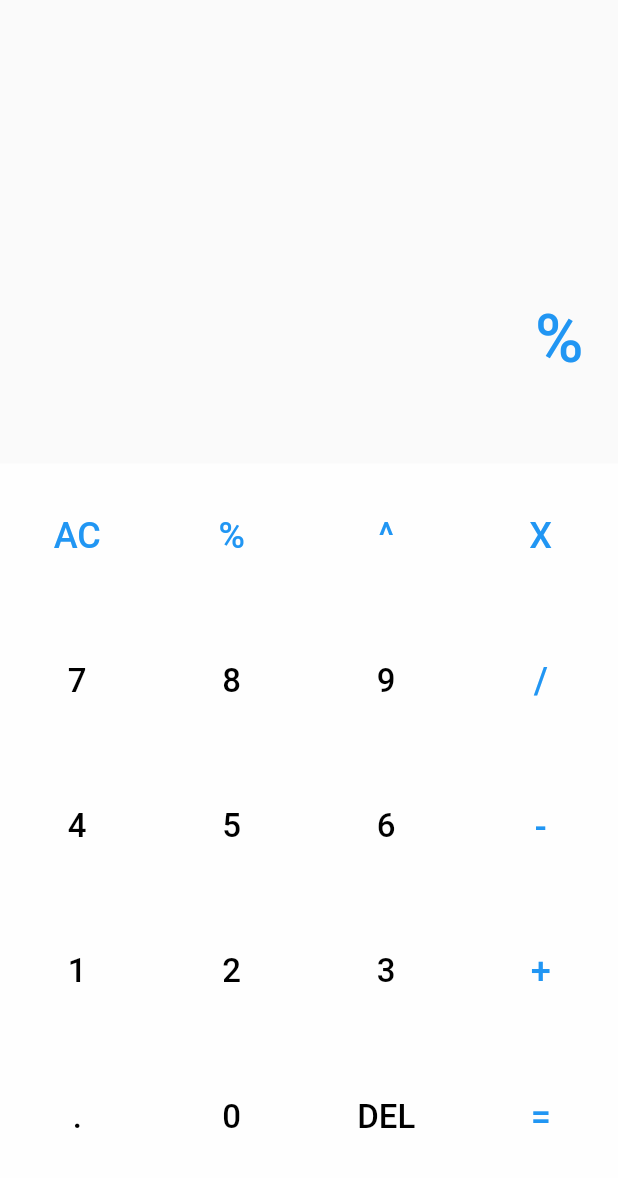
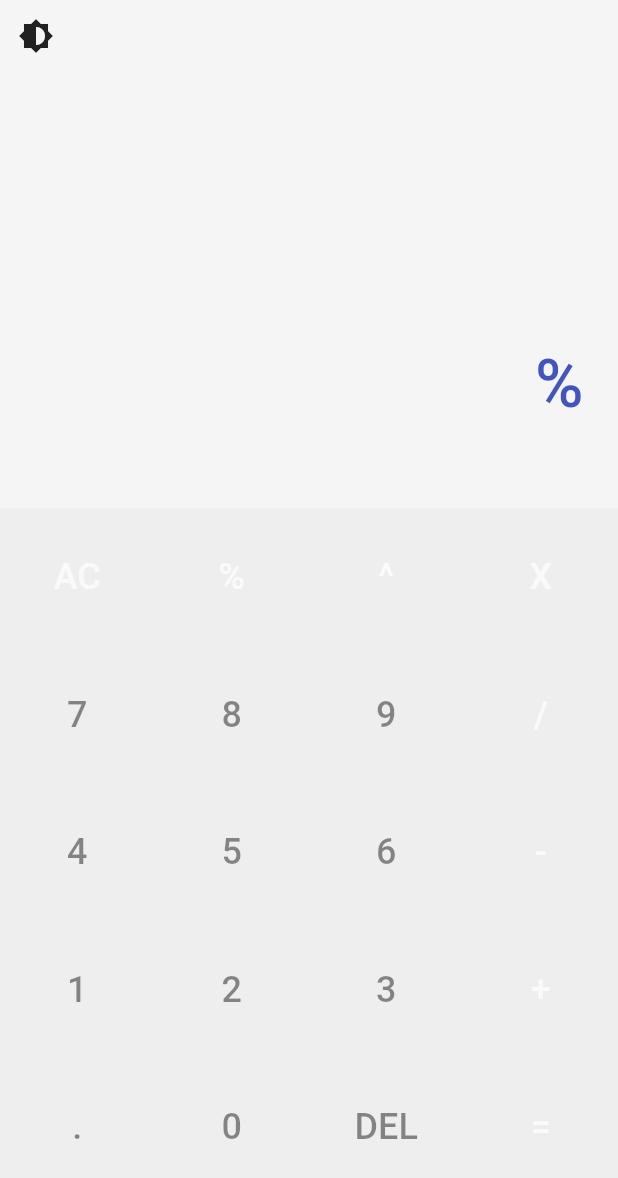
Before and after one commit to Hamdan985/Calculator_UI, a Flutter app: the screen it shows after launch, after a tap on an icon or button, on a phone screen of 412 x 824 dp. Shown: the top 1178 px of the screen. Run offline on Flutter 3.47's test engine with Material 2 defaults, Android fonts, the phone set to English and light mode, and no system bars; our stand-ins replace math_expressions; Roboto replaces fonts that are missing (VarelaRound-Regular).

Commit message:
Provider and Theme Changer

```diff
--- a/lib/button_layout.dart
+++ b/lib/button_layout.dart
@@ -2,8 +2,16 @@ import 'package:flutter/material.dart';
 
 class ButtonLayout extends StatelessWidget {
   final Function buttonPressed;
+  final Color lightNumberColour = Colors.blue;
+  final Color lightOperatorColour = Colors.black;
 
-  ButtonLayout({this.buttonPressed});
+  final Color darkNumberColour = Colors.white;
+  final Color darkOperatorColour = Colors.limeAccent;
+
+  final Color operatorColor;
+  final Color numberColor;
+
+  ButtonLayout({this.buttonPressed, this.operatorColor, this.numberColor});
 
   final List<String> buttons = [
     'AC',
@@ -49,15 +57,17 @@ class ButtonLayout extends StatelessWidget {
       gridDelegate: SliverGridDelegateWithFixedCrossAxisCount(
         crossAxisCount: 4,
         childAspectRatio: MediaQuery.of(context).size.width /
-            (MediaQuery.of(context).size.height * 0.47),
+            (MediaQuery.of(context).size.height * 0.445),
       ),
       itemBuilder: (context, index) {
         return MaterialButton(
+          // color: Colors.lightGreenAccent,
           child: Text(
             buttons[index],
             style: TextStyle(
-              fontSize: isOperator(buttons[index]) ? 24.0 : 22.0,
-              color: isOperator(buttons[index]) ? Colors.blue : Colors.black,
+              fontSize: 24.0,
+              color: isOperator(buttons[index]) ? operatorColor : numberColor,
+              fontFamily: 'VarelaRound-Regular',
             ),
           ),
           onPressed: () {
--- a/lib/calculator_screen.dart
+++ b/lib/calculator_screen.dart
@@ -1,6 +1,8 @@
+import 'package:calculatorapp/services/theme_changer.dart';
 import 'package:flutter/material.dart';
 import 'button_layout.dart';
 import 'package:math_expressions/math_expressions.dart';
+import 'package:provider/provider.dart';
 
 class CalculatorScreen extends StatefulWidget {
   @override
@@ -8,6 +10,7 @@ class CalculatorScreen extends StatefulWidget {
 }
 
 class _CalculatorScreenState extends State<CalculatorScreen> {
+  bool darkThemeEnabled = true;
   String questionText = '';
   String answerText = '';
 
@@ -68,27 +71,42 @@ class _CalculatorScreenState extends State<CalculatorScreen> {
     }
   }
 
+  changeTheme() {
+    if (darkThemeEnabled) {
+      context.read<ThemeChanger>().lightTheme();
+      darkThemeEnabled = !darkThemeEnabled;
+    } else {
+      context.read<ThemeChanger>().darkTheme();
+      darkThemeEnabled = !darkThemeEnabled;
+    }
+  }
+
   @override
   Widget build(BuildContext context) {
     return Scaffold(
+      backgroundColor: context.watch<ThemeChanger>().backgroundColor,
       body: SafeArea(
           child: Column(
+        crossAxisAlignment: CrossAxisAlignment.start,
         children: <Widget>[
+          IconButton(
+            alignment: Alignment.center,
+            icon: Icon(Icons.brightness_6),
+            onPressed: changeTheme,
+          ),
           Flexible(
             flex: 3,
             child: Container(
               alignment: Alignment.centerRight,
               padding: EdgeInsets.symmetric(horizontal: 12.0),
-              color: Colors.grey[190],
               child: Column(
                 mainAxisAlignment: MainAxisAlignment.end,
-                crossAxisAlignment: CrossAxisAlignment.end,
                 children: <Widget>[
                   Text(
                     questionText,
                     style: TextStyle(
                       fontSize: 44.0,
-                      color: Colors.blue,
+                      color: context.watch<ThemeChanger>().questionColor,
                       fontWeight: FontWeight.w500,
                     ),
                   ),
@@ -98,7 +116,7 @@ class _CalculatorScreenState extends State<CalculatorScreen> {
                       answerText,
                       style: TextStyle(
                         fontSize: 42.0,
-                        color: Colors.grey[500],
+                        color: context.watch<ThemeChanger>().answerColor,
                         fontWeight: FontWeight.w500,
                       ),
                     ),
@@ -110,8 +128,12 @@ class _CalculatorScreenState extends State<CalculatorScreen> {
           Flexible(
             flex: 5,
             child: Container(
-              color: Colors.white70,
-              child: ButtonLayout(buttonPressed: buttonPressed),
+              color: context.watch<ThemeChanger>().keypadColor,
+              child: ButtonLayout(
+                buttonPressed: buttonPressed,
+                numberColor: context.watch<ThemeChanger>().numberColor,
+                operatorColor: context.watch<ThemeChanger>().operatorColor,
+              ),
             ),
           ),
         ],
--- a/lib/main.dart
+++ b/lib/main.dart
@@ -1,8 +1,15 @@
 import 'package:flutter/material.dart';
 import 'calculator_screen.dart';
+import 'services/theme_changer.dart';
+import 'package:provider/provider.dart';
 
 void main() {
-  runApp(HomePage());
+  runApp(MultiProvider(
+    providers: [
+      ChangeNotifierProvider<ThemeChanger>(create: (_) => ThemeChanger()),
+    ],
+    child: HomePage(),
+  ));
 }
 
 class HomePage extends StatelessWidget {
@@ -10,6 +17,9 @@ class HomePage extends StatelessWidget {
   Widget build(BuildContext context) {
     return MaterialApp(
       debugShowCheckedModeBanner: false,
+      theme: ThemeData(
+        fontFamily: 'VarelaRound-Regular',
+      ),
       home: CalculatorScreen(),
     );
   }
--- /dev/null
+++ b/lib/services/theme_changer.dart
@@ -0,0 +1,66 @@
+import 'package:flutter/material.dart';
+
+class ThemeChanger with ChangeNotifier {
+  //main
+  // keypad
+  Color darkKeypadColour = Color.fromRGBO(15, 76, 117, 1);
+  Color lightKeypadColour = Colors.grey[200];
+
+  //background
+  Color lightBackgroundColour = Colors.grey[100];
+  Color darkBackgroundColour = Color.fromRGBO(27, 38, 44, 1);
+
+  // layout (question and answer)
+  Color lightAnswerColour = Colors.grey[500];
+  Color lightQuestionColour = Color.fromRGBO(67, 84, 188, 1);
+
+  Color darkAnswerColour = Color.fromRGBO(50, 130, 184, 1);
+  Color darkQuestionColour = Color.fromRGBO(187, 225, 250, 1);
+
+  // buttons
+  Color lightNumberColour = Colors.black45;
+  Color lightOperatorColour = Color.fromRGBO(67, 84, 188, 1);
+
+  Color darkNumberColour = Color.fromRGBO(187, 225, 250, 1);
+  Color darkOperatorColour = Color.fromRGBO(50, 130, 184, 1);
+
+  // The color that will be passed throught getter
+
+  Color _answerColor = Colors.grey[500];
+  Color _questionColor = Color.fromRGBO(67, 84, 188, 1);
+
+  Color _numberColor = Colors.black45;
+  Color _operatorColor = Color.fromRGBO(250, 250, 250, 1);
+
+  Color _keypadColor = Colors.grey[200];
+  Color _backgroundColor = Colors.grey[100];
+
+  Color get answerColor => _answerColor;
+  Color get questionColor => _questionColor;
+  Color get numberColor => _numberColor;
+  Color get operatorColor => _operatorColor;
+  Color get keypadColor => _keypadColor;
+  Color get backgroundColor => _backgroundColor;
+
+  void darkTheme() {
+    _answerColor = darkAnswerColour;
+    _questionColor = darkQuestionColour;
+    _numberColor = darkNumberColour;
+    _operatorColor = darkOperatorColour;
+    _keypadColor = darkKeypadColour;
+    _backgroundColor = darkBackgroundColour;
+
+    notifyListeners();
+  }
+
+  void lightTheme() {
+    _answerColor = lightAnswerColour;
+    _questionColor = lightQuestionColour;
+    _numberColor = lightNumberColour;
+    _operatorColor = lightOperatorColour;
+    _keypadColor = lightKeypadColour;
+    _backgroundColor = lightBackgroundColour;
+
+    notifyListeners();
+  }
+}
```
Also changed, not shown: pubspec.yaml (+6 -6 lines), assets/fonts/VarelaRound-Regular.ttf (added), pubspec.lock.
